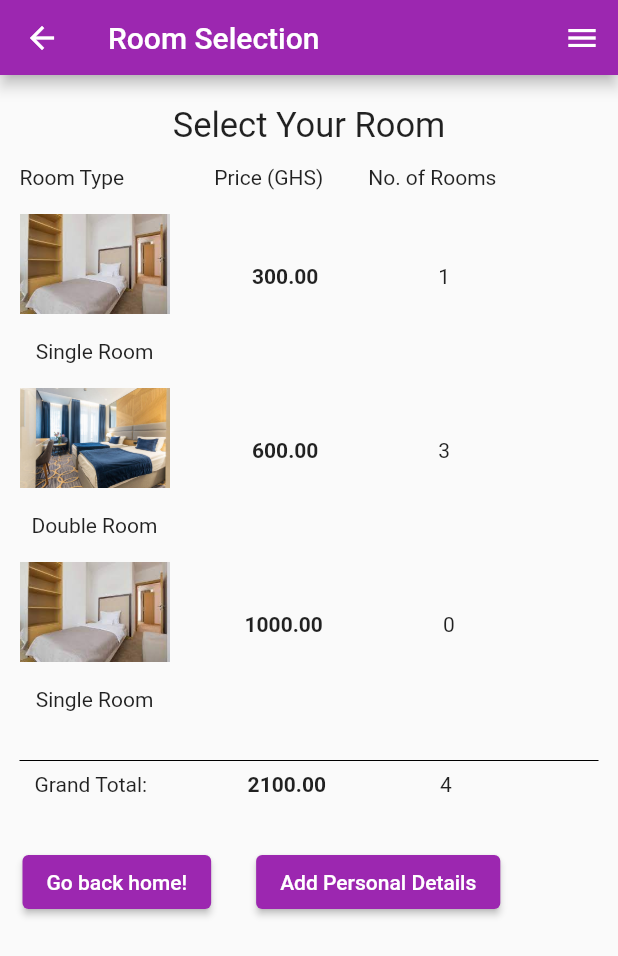
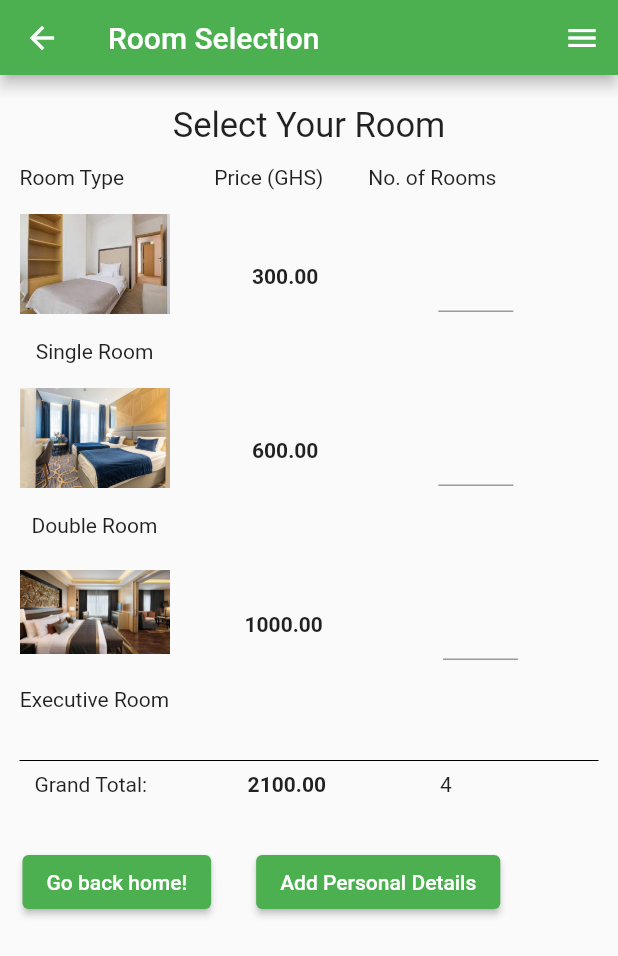
Before and after one commit to jwelbeck52/RestWell-Hotel, a Flutter app: the screen it shows after launch, after a tap on "Select Rooms", on a phone screen of 412 x 824 dp. Shown: the top 956 px of the screen. Run offline on Flutter 3.47's test engine with Material 2 defaults, Android fonts, the phone set to English and light mode, and no system bars; our stand-ins replace flutter_form_builder.

Commit message:
chore: update input fields to flutter form builer input fields

```diff
--- a/lib/main.dart
+++ b/lib/main.dart
@@ -11,7 +11,7 @@ void main() {
     debugShowCheckedModeBanner: false,
     title: 'RestWell Hotel',
     theme: ThemeData(
-      primarySwatch: Colors.purple,
+      primarySwatch: Colors.green,
     ),
     // Start the app with the "/" named route. In this case, the app starts
     // on the FirstScreen widget.
--- a/lib/screens/home.dart
+++ b/lib/screens/home.dart
@@ -9,33 +9,6 @@ class HomeScreen extends StatefulWidget {
 }
 
 class _HomeScreenState extends State<HomeScreen> {
-  DateTime selectedStartDate = DateTime.now();
-  DateTime selectedEndDate = DateTime.now();
-
-  Future<void> _selectStartDate(BuildContext context) async {
-    final DateTime? picked = await showDatePicker(
-        context: context,
-        initialDate: selectedStartDate,
-        firstDate: DateTime(2015, 8),
-        lastDate: DateTime(2101));
-    if (picked != null && picked != selectedStartDate)
-      setState(() {
-        selectedStartDate = picked;
-      });
-  }
-
-  Future<void> _selectEndDate(BuildContext context) async {
-    final DateTime? picked = await showDatePicker(
-        context: context,
-        initialDate: selectedEndDate,
-        firstDate: DateTime(2015, 8),
-        lastDate: DateTime(2101));
-    if (picked != null && picked != selectedEndDate)
-      setState(() {
-        selectedEndDate = picked;
-      });
-  }
-
   @override
   Widget build(BuildContext context) {
     return Scaffold(
@@ -68,59 +41,31 @@ class _HomeScreenState extends State<HomeScreen> {
                         SizedBox(
                           height: 20,
                         ),
-                        Text('Select your start date:',
-                            textAlign: TextAlign.left,
-                            style: TextStyle(fontSize: 17)),
-                        SizedBox(
-                          height: 5,
+                        FormBuilderDateRangePicker(
+                          name: 'date_range',
+                          firstDate: DateTime(1970),
+                          lastDate: DateTime(2030),
+                          decoration: InputDecoration(
+                            labelText: 'Select Date Range',
+                            helperText: 'Select Your Start and End Dates',
+                            // hintText: 'Hint text',
+                          ),
                         ),
-                        Row(children: [
-                          Text(
-                            "${selectedStartDate.toLocal()}".split(' ')[0],
-                          ),
-                          SizedBox(
-                            width: 20.0,
-                          ),
-                          ElevatedButton(
-                            onPressed: () => _selectStartDate(context),
-                            child: Text('Check-in date'),
-                          ),
-                        ]),
-                        SizedBox(
-                          height: 20,
-                        ),
-                        Text('Select your end date:',
-                            textAlign: TextAlign.left,
-                            style: TextStyle(fontSize: 17)),
-                        SizedBox(
-                          height: 5,
-                        ),
-                        Row(children: [
-                          Text("${selectedEndDate.toLocal()}".split(' ')[0]),
-                          SizedBox(
-                            width: 20.0,
-                          ),
-                          ElevatedButton(
-                            onPressed: () => _selectEndDate(context),
-                            child: Text('Check-out date'),
-                          ),
-                        ]),
                         FormBuilderTextField(
                           name: 'noOfAdults',
                           decoration: InputDecoration(
                             labelText: 'Number of Adults',
+                            helperText: 'Enter the number of adults',
                           ),
                           keyboardType: TextInputType.number,
                         ),
-                        TextField(
+                        FormBuilderTextField(
+                          name: 'noOfChildren',
+                          decoration: InputDecoration(
+                            labelText: 'Number of Children',
+                            helperText: 'Enter the number of children',
+                          ),
                           keyboardType: TextInputType.number,
-                          decoration: InputDecoration(
-                            labelText: 'Number of Children:',
-                            // labelStyle: TextStyle(
-                            //   color: Colors.black,
-                            //   fontSize: 22,
-                            // )
-                          ),
                         ),
                         SizedBox(
                           height: 20,
--- a/lib/screens/room_select.dart
+++ b/lib/screens/room_select.dart
@@ -1,6 +1,7 @@
 import 'package:flutter/material.dart';
 import 'package:resevation_mgt/widgets/appbar.dart';
 import 'package:resevation_mgt/widgets/drawer.dart';
+import 'package:flutter_form_builder/flutter_form_builder.dart';
 
 class RoomSelectionScreen extends StatelessWidget {
   @override
@@ -66,7 +67,17 @@ class RoomSelectionScreen extends StatelessWidget {
                       SizedBox(
                         width: 80,
                       ),
-                      Text('1')
+                      Container(
+                        width: 50,
+                        child: FormBuilderTextField(
+                          name: 'noOfSingleRoom',
+                          // decoration: InputDecoration(
+                          //   labelText: 'Number of Children',
+                          //   helperText: 'Enter the number of children',
+                          // ),
+                          keyboardType: TextInputType.number,
+                        ),
+                      ),
                     ]),
                     Row(children: [
                       Column(
@@ -87,17 +98,23 @@ class RoomSelectionScreen extends StatelessWidget {
                       SizedBox(
                         width: 80,
                       ),
-                      Text('3')
+                      Container(
+                        width: 50,
+                        child: FormBuilderTextField(
+                          name: 'noOfDoubleRoom',
+                          keyboardType: TextInputType.number,
+                        ),
+                      ),
                     ]),
                     Row(children: [
                       Column(
                         children: [
                           Image.asset(
-                            'assets/images/single_room.jpg',
+                            'assets/images/executive_room.jpg',
                             height: 100,
                             width: 100,
                           ),
-                          Text('Single Room'),
+                          Text('Executive Room'),
                         ],
                       ),
                       SizedBox(
@@ -108,7 +125,17 @@ class RoomSelectionScreen extends StatelessWidget {
                       SizedBox(
                         width: 80,
                       ),
-                      Text('0')
+                      Container(
+                        width: 50,
+                        child: FormBuilderTextField(
+                          name: 'noOfExecutiveRoom',
+                          // decoration: InputDecoration(
+                          //   labelText: 'Number of Children',
+                          //   helperText: 'Enter the number of children',
+                          // ),
+                          keyboardType: TextInputType.number,
+                        ),
+                      ),
                     ]),
                     SizedBox(
                       height: 25,
--- a/lib/widgets/drawer.dart
+++ b/lib/widgets/drawer.dart
@@ -9,7 +9,7 @@ Widget MainDrawer(BuildContext context) {
       children: [
         const DrawerHeader(
           decoration: BoxDecoration(
-            color: Colors.purple,
+            color: Colors.green,
           ),
           child: Text('RestWell Hotel', style: TextStyle(color: Colors.white)),
         ),
--- a/pubspec.yaml
+++ b/pubspec.yaml
@@ -35,6 +35,7 @@ dependencies:
   # Use with the CupertinoIcons class for iOS style icons.
   cupertino_icons: ^1.0.2
   flutter_form_builder: ^7.0.0
+
 
 dev_dependencies:
   flutter_test:
```
Also changed, not shown: lib/screens/payment_screen.dart (+20 -5 lines), lib/screens/personal_details.dart (+9 -4 lines), 1 other file.
